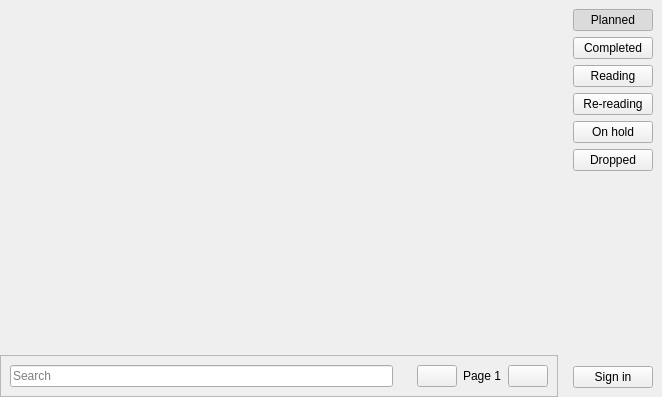
Before: the Qt Designer form data/ui/widgets/shikimori.ui in brandonzorn/Nlight, drawn with Qt 5.
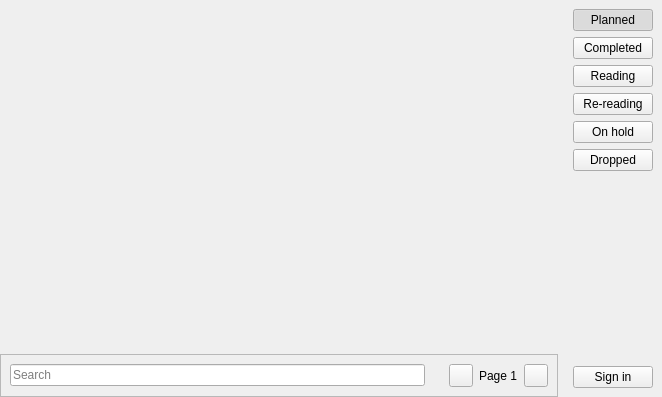
After: the same form once the commit is applied. Custom widgets are drawn as their Qt base class.

Diff of the .ui file:
```diff
--- a/data/ui/widgets/shikimori.ui
+++ b/data/ui/widgets/shikimori.ui
@@ -77,11 +77,7 @@
          <widget class="SimpleCardWidget" name="page_frame">
           <layout class="QHBoxLayout" name="horizontalLayout_5">
            <item>
-            <widget class="PushButton" name="prev_btn">
-             <property name="text">
-              <string/>
-             </property>
-            </widget>
+            <widget class="ToolButton" name="prev_btn"/>
            </item>
            <item>
             <widget class="BodyLabel" name="page_label">
@@ -91,11 +87,7 @@
             </widget>
            </item>
            <item>
-            <widget class="PushButton" name="next_btn">
-             <property name="text">
-              <string/>
-             </property>
-            </widget>
+            <widget class="ToolButton" name="next_btn"/>
            </item>
           </layout>
          </widget>
@@ -220,6 +212,11 @@
    <extends>QPushButton</extends>
    <header>qfluentwidgets</header>
   </customwidget>
+  <customwidget>
+   <class>ToolButton</class>
+   <extends>QToolButton</extends>
+   <header>qfluentwidgets</header>
+  </customwidget>
   <customwidget>
    <class>CardWidget</class>
    <extends>QFrame</extends>
```
